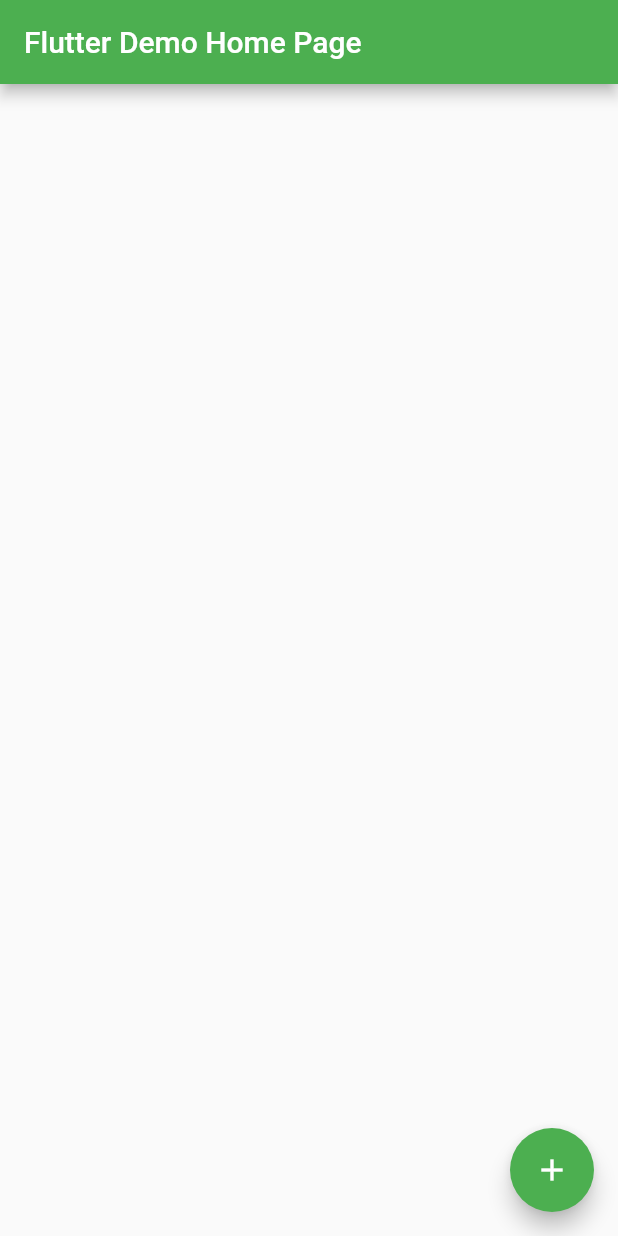
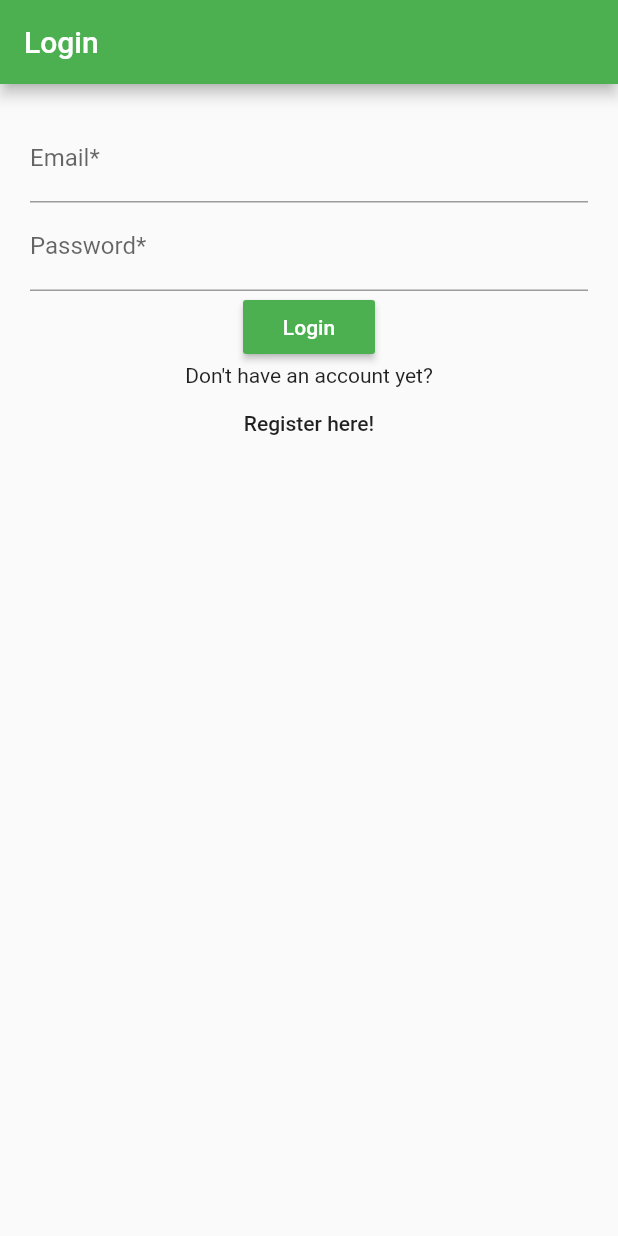
Before and after one commit to samsam-026/flutter-example, a Flutter app: the screen it shows after launch, on a phone screen of 412 x 824 dp. Run offline on Flutter 3.47's test engine with Material 2 defaults, Android fonts, the phone set to English and light mode, and no system bars; our stand-ins replace cloud_firestore, firebase_auth; accounts and stored records are empty.

Commit message:
Include firebase authentication to personalize tasks

```diff
--- a/lib/commonComponents/customCard.dart
+++ b/lib/commonComponents/customCard.dart
@@ -1,5 +1,5 @@
 import 'package:flutter/material.dart';
-import '../secondPage.dart';
+import '../task.dart';
 
 class CustomCard extends StatelessWidget {
   CustomCard({@required this.title, this.description});
@@ -19,7 +19,7 @@ class CustomCard extends StatelessWidget {
                     child: Text("See More"),
                     onPressed: () {
                       /** Push a named route to the stcak, which does not require data to be  passed */
-                      // Navigator.pushNamed(context, "/a");
+                      // Navigator.pushNamed(context, "/task");
 
                       /** Create a new page and push it to stack each time the button is pressed */
                       // Navigator.push(context, MaterialPageRoute<void>(
@@ -42,7 +42,7 @@ class CustomCard extends StatelessWidget {
                       Navigator.push(
                           context,
                           MaterialPageRoute(
-                              builder: (context) => SecondPage(
+                              builder: (context) => TaskPage(
                                   title: title, description: description)));
                     }),
               ],
--- /dev/null
+++ b/lib/login.dart
@@ -0,0 +1,110 @@
+import 'package:flutter/material.dart';
+import 'package:firebase_auth/firebase_auth.dart';
+import 'package:cloud_firestore/cloud_firestore.dart';
+import 'package:my_first_app/home.dart';
+
+class LoginPage extends StatefulWidget {
+  LoginPage({Key key}) : super(key: key);
+
+  @override
+  _LoginPageState createState() => _LoginPageState();
+}
+
+class _LoginPageState extends State<LoginPage> {
+  final GlobalKey<FormState> _loginFormKey = GlobalKey<FormState>();
+  TextEditingController emailInputController;
+  TextEditingController pwdInputController;
+
+  @override
+  initState() {
+    emailInputController = new TextEditingController();
+    pwdInputController = new TextEditingController();
+    super.initState();
+  }
+
+  String emailValidator(String value) {
+    Pattern pattern =
+        r'^(([^<>()[\]\\.,;:\s@\"]+(\.[^<>()[\]\\.,;:\s@\"]+)*)|(\".+\"))@((\[[0-9]{1,3}\.[0-9]{1,3}\.[0-9]{1,3}\.[0-9]{1,3}\])|(([a-zA-Z\-0-9]+\.)+[a-zA-Z]{2,}))$';
+    RegExp regex = new RegExp(pattern);
+    if (!regex.hasMatch(value)) {
+      return 'Email format is invalid';
+    } else {
+      return null;
+    }
+  }
+
+  String pwdValidator(String value) {
+    if (value.length < 8) {
+      return 'Password must be longer than 8 characters';
+    } else {
+      return null;
+    }
+  }
+
+  @override
+  Widget build(BuildContext context) {
+    return Scaffold(
+        appBar: AppBar(
+          title: Text("Login"),
+        ),
+        body: Container(
+            padding: const EdgeInsets.all(20.0),
+            child: SingleChildScrollView(
+                child: Form(
+              key: _loginFormKey,
+              child: Column(
+                children: <Widget>[
+                  TextFormField(
+                    decoration: InputDecoration(
+                        labelText: 'Email*', hintText: "john.doe@gmail.com"),
+                    controller: emailInputController,
+                    keyboardType: TextInputType.emailAddress,
+                    validator: emailValidator,
+                  ),
+                  TextFormField(
+                    decoration: InputDecoration(
+                        labelText: 'Password*', hintText: "********"),
+                    controller: pwdInputController,
+                    obscureText: true,
+                    validator: pwdValidator,
+                  ),
+                  RaisedButton(
+                    child: Text("Login"),
+                    color: Theme.of(context).primaryColor,
+                    textColor: Colors.white,
+                    onPressed: () {
+                      if (_loginFormKey.currentState.validate()) {
+                        FirebaseAuth.instance
+                            .signInWithEmailAndPassword(
+                                email: emailInputController.text,
+                                password: pwdInputController.text)
+                            .then((currentUser) => Firestore.instance
+                                .collection("users")
+                                .document(currentUser.uid)
+                                .get()
+                                .then((DocumentSnapshot result) =>
+                                    Navigator.pushReplacement(
+                                        context,
+                                        MaterialPageRoute(
+                                            builder: (context) => HomePage(
+                                                  title: result["fname"] +
+                                                      "'s Tasks",
+                                                  uid: currentUser.uid,
+                                                ))))
+                                .catchError((err) => print(err)))
+                            .catchError((err) => print(err));
+                      }
+                    },
+                  ),
+                  Text("Don't have an account yet?"),
+                  FlatButton(
+                    child: Text("Register here!"),
+                    onPressed: () {
+                      Navigator.pushNamed(context, "/register");
+                    },
+                  )
+                ],
+              ),
+            ))));
+  }
+}
--- a/lib/main.dart
+++ b/lib/main.dart
@@ -1,7 +1,9 @@
 import 'package:flutter/material.dart';
-import 'package:cloud_firestore/cloud_firestore.dart';
-import 'commonComponents/customCard.dart';
-import 'secondPage.dart';
+import 'task.dart';
+import 'register.dart';
+import 'splash.dart';
+import 'login.dart';
+import 'home.dart';
 
 void main() => runApp(MyApp());
 
@@ -14,124 +16,12 @@ class MyApp extends StatelessWidget {
         theme: ThemeData(
           primarySwatch: Colors.green,
         ),
-        home: MyHomePage(title: 'Flutter Demo Home Page'),
+        home: SplashPage(),
         routes: <String, WidgetBuilder>{
-          '/a': (BuildContext context) => SecondPage(title: 'Page A'),
+          '/task': (BuildContext context) => TaskPage(title: 'Task'),
+          '/home': (BuildContext context) => HomePage(title: 'Home'),
+          '/login': (BuildContext context) => LoginPage(),
+          '/register': (BuildContext context) => RegisterPage(),
         });
   }
 }
-
-class MyHomePage extends StatefulWidget {
-  MyHomePage({Key key, this.title}) : super(key: key);
-  final String title;
-
-  @override
-  _MyHomePageState createState() => _MyHomePageState();
-}
-
-class _MyHomePageState extends State<MyHomePage> {
-  TextEditingController taskTitleInputController;
-  TextEditingController taskDescripInputController;
-
-  @override
-  initState() {
-    taskTitleInputController = new TextEditingController();
-    taskDescripInputController = new TextEditingController();
-    super.initState();
-  }
-
-  @override
-  Widget build(BuildContext context) {
-    return Scaffold(
-      appBar: AppBar(
-        title: Text(widget.title),
-      ),
-      body: Center(
-        child: Container(
-            padding: const EdgeInsets.all(10.0),
-            child: StreamBuilder<QuerySnapshot>(
-              stream: Firestore.instance.collection('tasks').snapshots(),
-              builder: (BuildContext context,
-                  AsyncSnapshot<QuerySnapshot> snapshot) {
-                if (snapshot.hasError)
-                  return new Text('Error: ${snapshot.error}');
-                switch (snapshot.connectionState) {
-                  case ConnectionState.waiting:
-                    return new Text('Loading...');
-                  default:
-                    return new ListView(
-                      children: snapshot.data.documents
-                          .map((DocumentSnapshot document) {
-                        return new CustomCard(
-                          title: document['title'],
-                          description: document['description'],
-                        );
-                      }).toList(),
-                    );
-                }
-              },
-            )),
-      ),
-      floatingActionButton: FloatingActionButton(
-        onPressed: _showDialog,
-        tooltip: 'Add',
-        child: Icon(Icons.add),
-      ),
-    );
-  }
-
-  _showDialog() async {
-    await showDialog<String>(
-      context: context,
-      child: AlertDialog(
-        contentPadding: const EdgeInsets.all(16.0),
-        content: Column(
-          children: <Widget>[
-            Text("Please fill all fields to create a new task"),
-            Expanded(
-              child: TextField(
-                autofocus: true,
-                decoration: InputDecoration(labelText: 'Task Title*'),
-                controller: taskTitleInputController,
-              ),
-            ),
-            Expanded(
-              child: TextField(
-                decoration: InputDecoration(labelText: 'Task Description*'),
-                controller: taskDescripInputController,
-              ),
-            )
-          ],
-        ),
-        actions: <Widget>[
-          FlatButton(
-              child: Text('Cancel'),
-              onPressed: () {
-                taskTitleInputController.clear();
-                taskDescripInputController.clear();
-                Navigator.pop(context);
-              }),
-          FlatButton(
-              child: Text('Add'),
-              onPressed: () {
-                if (taskDescripInputController.text.isNotEmpty &&
-                    taskTitleInputController.text.isNotEmpty) {
-                  Firestore.instance
-                      .collection('tasks')
-                      .add({
-                        "title": taskTitleInputController.text,
-                        "description": taskDescripInputController.text
-                      })
-                      .then((result) => {
-                            Navigator.pop(context),
-                            taskTitleInputController.clear(),
-                            taskDescripInputController.clear(),
-                          })
-                      .catchError((err) => print(err));
-                }
-              })
-        ],
-      ),
-    );
-  }
-}
--- a/lib/secondPage.dart
+++ b/lib/task.dart
@@ -1,7 +1,7 @@
 import 'package:flutter/material.dart';
 
-class SecondPage extends StatelessWidget {
-  SecondPage({@required this.title, this.description});
+class TaskPage extends StatelessWidget {
+  TaskPage({@required this.title, this.description});
 
   final title;
   final description;
--- a/pubspec.yaml
+++ b/pubspec.yaml
@@ -15,7 +15,8 @@ environment:
 dependencies:
   flutter:
     sdk: flutter
-  cloud_firestore: ^0.9.0
+  cloud_firestore: ^0.12.3
+  firebase_auth: ^0.11.1+6
 
   # The following adds the Cupertino Icons font to your application.
   # Use with the CupertinoIcons class for iOS style icons.
```
Also changed, not shown: lib/home.dart (added, +147 -0 lines), lib/register.dart (added, +176 -0 lines), lib/splash.dart (added, +52 -0 lines), 1 other file.
